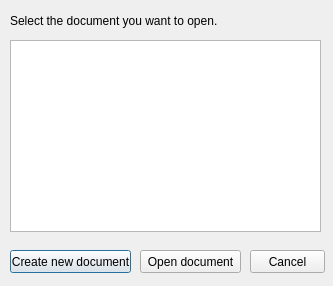
First picture: the form in PDS_client_server_v3/PDS_Notepad_Client/ui/shareddocumentsexplorer.ui, repository RolandDeschainRPW/PDS_Project, before the edit.
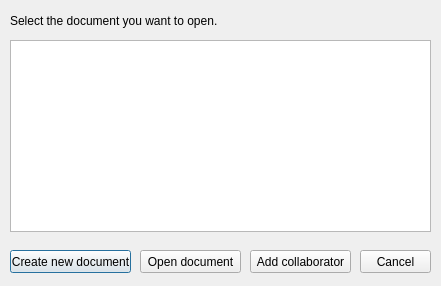
Second picture: the form after the edit.

Patch:
```diff
--- a/PDS_client_server_v3/PDS_Notepad_Client/ui/shareddocumentsexplorer.ui
+++ b/PDS_client_server_v3/PDS_Notepad_Client/ui/shareddocumentsexplorer.ui
@@ -6,7 +6,7 @@
    <rect>
     <x>0</x>
     <y>0</y>
-    <width>333</width>
+    <width>441</width>
     <height>286</height>
    </rect>
   </property>
@@ -42,9 +42,9 @@
   <widget class="QPushButton" name="cancelButton">
    <property name="geometry">
     <rect>
-     <x>250</x>
+     <x>360</x>
      <y>250</y>
-     <width>75</width>
+     <width>71</width>
      <height>23</height>
     </rect>
    </property>
@@ -57,7 +57,7 @@
     <rect>
      <x>10</x>
      <y>40</y>
-     <width>311</width>
+     <width>421</width>
      <height>192</height>
     </rect>
    </property>
@@ -75,6 +75,19 @@
     <string>Select the document you want to open.</string>
    </property>
   </widget>
+  <widget class="QPushButton" name="addCollaboratorButton">
+   <property name="geometry">
+    <rect>
+     <x>250</x>
+     <y>250</y>
+     <width>101</width>
+     <height>23</height>
+    </rect>
+   </property>
+   <property name="text">
+    <string>Add collaborator</string>
+   </property>
+  </widget>
  </widget>
  <resources/>
  <connections/>
```
